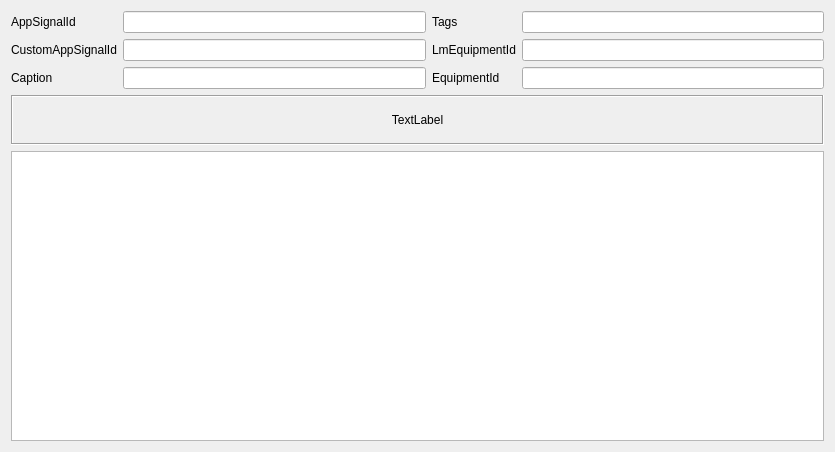
Above: TuningClient/TuningSignalInfo.ui from whiteman-kr/u7set before the change. Below: the same form after it.
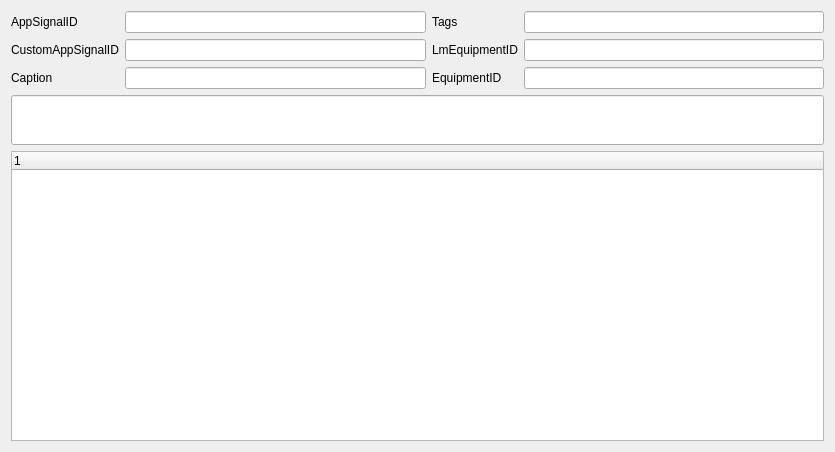
That is the form after the change.

Commit message: RPCT-3796, TuningClient: improved some UI functions

The edit to the form file:
```diff
--- a/TuningClient/TuningSignalInfo.ui
+++ b/TuningClient/TuningSignalInfo.ui
@@ -21,14 +21,14 @@
        <item row="1" column="2">
         <widget class="QLabel" name="label_5">
          <property name="text">
-          <string>LmEquipmentId</string>
+          <string>LmEquipmentID</string>
          </property>
         </widget>
        </item>
        <item row="1" column="0">
         <widget class="QLabel" name="label">
          <property name="text">
-          <string>CustomAppSignalId</string>
+          <string>CustomAppSignalID</string>
          </property>
         </widget>
        </item>
@@ -56,7 +56,7 @@
        <item row="2" column="2">
         <widget class="QLabel" name="label_3">
          <property name="text">
-          <string>EquipmentId</string>
+          <string>EquipmentID</string>
          </property>
         </widget>
        </item>
@@ -80,7 +80,7 @@
        <item row="0" column="0">
         <widget class="QLabel" name="label_4">
          <property name="text">
-          <string>AppSignalId</string>
+          <string>AppSignalID</string>
          </property>
         </widget>
        </item>
@@ -111,32 +111,46 @@
       </layout>
      </item>
      <item>
-      <widget class="QLabel" name="m_labelValue">
+      <widget class="QLineEdit" name="editValue">
+       <property name="enabled">
+        <bool>true</bool>
+       </property>
        <property name="minimumSize">
         <size>
          <width>0</width>
          <height>50</height>
         </size>
        </property>
-       <property name="styleSheet">
-        <string notr="true">font: 14pt &quot;MS Shell Dlg 2&quot;;</string>
+       <property name="font">
+        <font>
+         <pointsize>22</pointsize>
+        </font>
        </property>
-       <property name="frameShape">
-        <enum>QFrame::Box</enum>
-       </property>
-       <property name="frameShadow">
-        <enum>QFrame::Sunken</enum>
-       </property>
-       <property name="text">
-        <string>TextLabel</string>
+       <property name="autoFillBackground">
+        <bool>false</bool>
        </property>
        <property name="alignment">
         <set>Qt::AlignCenter</set>
        </property>
+       <property name="readOnly">
+        <bool>true</bool>
+       </property>
       </widget>
      </item>
      <item>
-      <widget class="QTextEdit" name="m_textEdit"/>
+      <widget class="QTreeWidget" name="treeProperties">
+       <property name="rootIsDecorated">
+        <bool>false</bool>
+       </property>
+       <attribute name="headerHighlightSections">
+        <bool>false</bool>
+       </attribute>
+       <column>
+        <property name="text">
+         <string notr="true">1</string>
+        </property>
+       </column>
+      </widget>
      </item>
     </layout>
    </item>
```
The commit also changes 9 other files.
